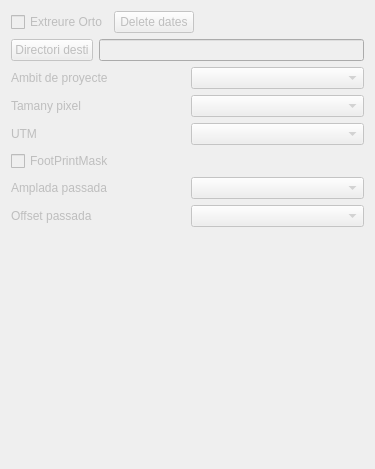
Before: the Qt Designer form createorto.ui in tonilogar/ToolsPcot, drawn with Qt 5.
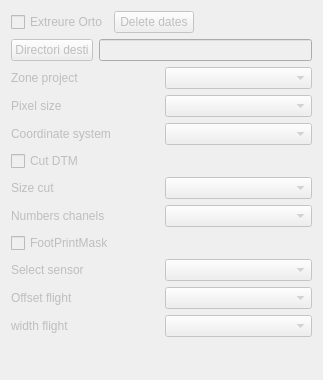
After: the same form once the commit is applied.

```diff
--- a/createorto.ui
+++ b/createorto.ui
@@ -6,15 +6,15 @@
    <rect>
     <x>0</x>
     <y>0</y>
-    <width>375</width>
-    <height>469</height>
+    <width>323</width>
+    <height>380</height>
    </rect>
   </property>
   <property name="windowTitle">
    <string>Form</string>
   </property>
-  <layout class="QVBoxLayout" name="verticalLayout">
-   <item>
+  <layout class="QGridLayout" name="gridLayout">
+   <item row="0" column="0" colspan="2">
     <layout class="QHBoxLayout" name="horizontalLayout_2">
      <item>
       <widget class="QCheckBox" name="checkBoxExtraerOrto">
@@ -51,7 +51,7 @@
      </item>
     </layout>
    </item>
-   <item>
+   <item row="1" column="0" colspan="2">
     <layout class="QHBoxLayout" name="horizontalLayout">
      <item>
       <widget class="QPushButton" name="pushButtonFolderOutOrto">
@@ -84,15 +84,15 @@
      </item>
     </layout>
    </item>
-   <item>
-    <layout class="QHBoxLayout" name="horizontalLayout_8">
+   <item row="2" column="0" colspan="2">
+    <layout class="QHBoxLayout" name="horizontalLayout_32">
      <item>
       <widget class="QLabel" name="labelAmbitoProyectoOrto">
        <property name="enabled">
         <bool>false</bool>
        </property>
        <property name="text">
-        <string>Ambit de proyecte</string>
+        <string>Zone project</string>
        </property>
       </widget>
      </item>
@@ -105,15 +105,15 @@
      </item>
     </layout>
    </item>
-   <item>
-    <layout class="QHBoxLayout" name="horizontalLayout_9">
+   <item row="3" column="0" colspan="2">
+    <layout class="QHBoxLayout" name="horizontalLayout_33">
      <item>
       <widget class="QLabel" name="labelTamanoPixelOrto">
        <property name="enabled">
         <bool>false</bool>
        </property>
        <property name="text">
-        <string>Tamany pixel</string>
+        <string>Pixel size</string>
        </property>
       </widget>
      </item>
@@ -126,15 +126,15 @@
      </item>
     </layout>
    </item>
-   <item>
-    <layout class="QHBoxLayout" name="horizontalLayout_10">
+   <item row="4" column="0" colspan="2">
+    <layout class="QHBoxLayout" name="horizontalLayout_34">
      <item>
       <widget class="QLabel" name="labelUtmOrto">
        <property name="enabled">
         <bool>false</bool>
        </property>
        <property name="text">
-        <string>UTM</string>
+        <string>Coordinate system</string>
        </property>
       </widget>
      </item>
@@ -147,7 +147,59 @@
      </item>
     </layout>
    </item>
-   <item>
+   <item row="5" column="0">
+    <widget class="QCheckBox" name="checkBoxCortarOrto">
+     <property name="enabled">
+      <bool>false</bool>
+     </property>
+     <property name="text">
+      <string>Cut DTM</string>
+     </property>
+    </widget>
+   </item>
+   <item row="6" column="0" colspan="2">
+    <layout class="QHBoxLayout" name="horizontalLayout_35">
+     <item>
+      <widget class="QLabel" name="labelCortarOrto">
+       <property name="enabled">
+        <bool>false</bool>
+       </property>
+       <property name="text">
+        <string>Size cut</string>
+       </property>
+      </widget>
+     </item>
+     <item>
+      <widget class="QComboBox" name="comboBoxTamanyoCortarOrto">
+       <property name="enabled">
+        <bool>false</bool>
+       </property>
+      </widget>
+     </item>
+    </layout>
+   </item>
+   <item row="7" column="0" colspan="2">
+    <layout class="QHBoxLayout" name="horizontalLayout_36">
+     <item>
+      <widget class="QLabel" name="labelNumeroCanalesspasadaOrto">
+       <property name="enabled">
+        <bool>false</bool>
+       </property>
+       <property name="text">
+        <string>Numbers chanels</string>
+       </property>
+      </widget>
+     </item>
+     <item>
+      <widget class="QComboBox" name="comboBoxNumeroCanalesspasadaOrto">
+       <property name="enabled">
+        <bool>false</bool>
+       </property>
+      </widget>
+     </item>
+    </layout>
+   </item>
+   <item row="8" column="0" colspan="2">
     <widget class="QCheckBox" name="checkBoxFootPrintMaskOrto">
      <property name="enabled">
       <bool>false</bool>
@@ -157,20 +209,20 @@
      </property>
     </widget>
    </item>
-   <item>
-    <layout class="QHBoxLayout" name="horizontalLayout_12">
+   <item row="9" column="0" colspan="2">
+    <layout class="QHBoxLayout" name="horizontalLayout_37">
      <item>
-      <widget class="QLabel" name="labelAnchoPasadaOrto">
+      <widget class="QLabel" name="labelSelectSensor">
        <property name="enabled">
         <bool>false</bool>
        </property>
        <property name="text">
-        <string>Amplada passada</string>
+        <string>Select sensor</string>
        </property>
       </widget>
      </item>
      <item>
-      <widget class="QComboBox" name="comboBoxAnchoPasadaOrto">
+      <widget class="QComboBox" name="comboBoxSelectSensor">
        <property name="enabled">
         <bool>false</bool>
        </property>
@@ -178,15 +230,15 @@
      </item>
     </layout>
    </item>
-   <item>
-    <layout class="QHBoxLayout" name="horizontalLayout_13">
+   <item row="10" column="0" colspan="2">
+    <layout class="QHBoxLayout" name="horizontalLayout_38">
      <item>
       <widget class="QLabel" name="labelOffsetPasadaOrto">
        <property name="enabled">
         <bool>false</bool>
        </property>
        <property name="text">
-        <string>Offset passada</string>
+        <string>Offset flight</string>
        </property>
       </widget>
      </item>
@@ -199,7 +251,28 @@
      </item>
     </layout>
    </item>
-   <item>
+   <item row="11" column="0" colspan="2">
+    <layout class="QHBoxLayout" name="horizontalLayout_39">
+     <item>
+      <widget class="QLabel" name="labelAnchoPasadaOrto">
+       <property name="enabled">
+        <bool>false</bool>
+       </property>
+       <property name="text">
+        <string>width flight</string>
+       </property>
+      </widget>
+     </item>
+     <item>
+      <widget class="QComboBox" name="comboBoxAnchoPasadaOrto">
+       <property name="enabled">
+        <bool>false</bool>
+       </property>
+      </widget>
+     </item>
+    </layout>
+   </item>
+   <item row="12" column="1">
     <spacer name="verticalSpacer">
      <property name="orientation">
       <enum>Qt::Vertical</enum>
@@ -207,7 +280,7 @@
      <property name="sizeHint" stdset="0">
       <size>
        <width>20</width>
-       <height>40</height>
+       <height>25</height>
       </size>
      </property>
     </spacer>
```
Left out of the diff: 4 changed lines with no effect on the pictures.
